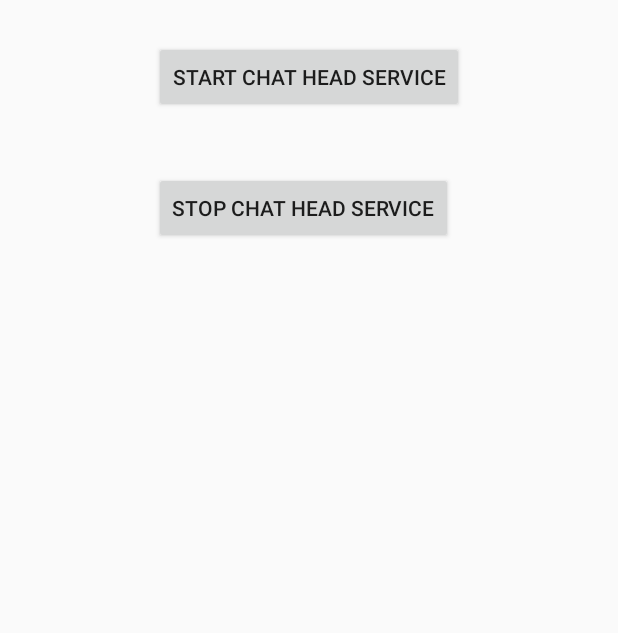
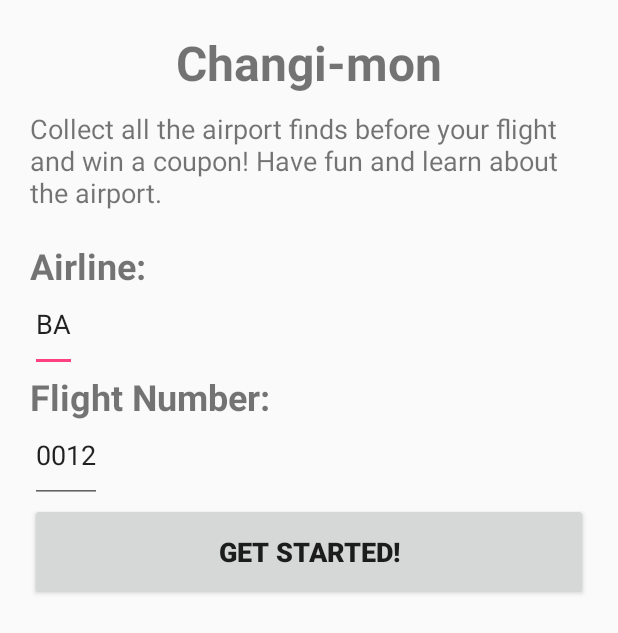
Before and after one commit to lnanek/changi-mon, an Android app: the screen it shows after launch (MainActivity before the commit, ViewFlightInfoActivity after it), on a phone screen of 412 x 824 dp. Shown: the top 633 px of the screen. Run offline under Robolectric (Android 15) with nearby library versions, the phone set to English and light mode, and no system bars; our stand-ins replace EventBus.

Commit message:
UI for flight info screen.

```diff
--- a/java_basic_examples/hello_motion_tracking/src/main/java/com/projecttango/examples/java/hellomotiontracking/CarrierRecord.java
+++ b/java_basic_examples/hello_motion_tracking/src/main/java/name/nanek/changimon/model/CarrierRecord.java
@@ -1,7 +1,7 @@
-package com.projecttango.examples.java.hellomotiontracking;
+package name.nanek.changimon.model;
 
 /**
- * Carrier part of FlightApiResponse.
+ * Carrier part of FlightRecordResponse.
  *
  * Created by Lance on 9/24/16.
  */
--- a/java_basic_examples/hello_motion_tracking/src/main/res/layout/activity_view_flight_info.xml
+++ b/java_basic_examples/hello_motion_tracking/src/main/res/layout/activity_view_flight_info.xml
@@ -1,12 +1,83 @@
 <?xml version="1.0" encoding="utf-8"?>
 <LinearLayout xmlns:android="http://schemas.android.com/apk/res/android"
-    android:orientation="vertical" android:layout_width="match_parent"
-    android:layout_height="match_parent">
+    android:orientation="vertical"
+    android:layout_width="match_parent"
+    android:layout_height="match_parent"
+    android:padding="20dp"
+    >
 
-   <TextView
-       android:id="@+id/flight_info"
-       android:layout_width="wrap_content"
-       android:layout_height="wrap_content"
-       android:text="Flight Info:" />
+    <TextView
+        android:layout_width="match_parent"
+        android:layout_height="wrap_content"
+        android:textSize="32sp"
+        android:textStyle="bold"
+        android:gravity="center"
+        android:text="Changi-mon"
+        android:paddingBottom="10dp"
+        />
+
+    <TextView
+        android:layout_width="wrap_content"
+        android:layout_height="wrap_content"
+        android:textSize="18sp"
+        android:text="Collect all the airport finds before your flight and win a coupon! Have fun and learn about the airport."
+        android:paddingBottom="20dp"
+        />
+
+    <TextView
+        android:layout_width="wrap_content"
+        android:layout_height="wrap_content"
+        android:textSize="24sp"
+        android:textStyle="bold"
+        android:gravity="center"
+        android:text="Airline:" />
+
+    <EditText
+        android:id="@+id/airline_edit_text"
+        android:layout_width="wrap_content"
+        android:layout_height="wrap_content"
+        android:textSize="18sp"
+        android:gravity="center"
+        android:text="BA"
+        android:paddingBottom="20dp"
+        />
+
+    <TextView
+        android:layout_width="wrap_content"
+        android:layout_height="wrap_content"
+        android:textSize="24sp"
+        android:textStyle="bold"
+        android:gravity="center"
+        android:text="Flight Number:" />
+
+    <EditText
+        android:id="@+id/flight_number_edit_text"
+        android:layout_width="wrap_content"
+        android:layout_height="wrap_content"
+        android:textSize="18sp"
+        android:gravity="center"
+        android:text="0012"
+        android:paddingBottom="20dp"
+        />
+
+    <Button
+        android:id="@+id/view_flight_info_button"
+        android:layout_width="match_parent"
+        android:layout_height="wrap_content"
+        android:textSize="18sp"
+        android:textStyle="bold"
+        android:gravity="center"
+        android:text="Get Started!"
+        android:paddingTop="20dp"
+        android:paddingBottom="20dp"
+        />
+
+    <TextView
+        android:id="@+id/flight_info"
+        android:layout_width="match_parent"
+        android:layout_height="wrap_content"
+        android:gravity="center"
+        android:text=""
+        />
 
 </LinearLayout>
```
Also changed, not shown: java_basic_examples/hello_motion_tracking/src/main/AndroidManifest.xml (+14 -15 lines), java_basic_examples/hello_motion_tracking/src/main/java/com/projecttango/examples/java/hellomotiontracking/ViewFlightInfoActivity.java (deleted, +0 -100 lines), java_basic_examples/hello_motion_tracking/src/main/java/com/projecttango/examples/java/hellomotiontracking/package-info.java (deleted, +0 -19 lines), java_basic_examples/hello_motion_tracking/src/main/java/name/nanek/changimon/DebugOverlayActivity.java (renamed from java_basic_examples/hello_motion_tracking/src/main/java/com/projecttango/examples/java/hellomotiontracking/FlightApiResponse.java, +29 -37 lines), java_basic_examples/hello_motion_tracking/src/main/java/name/nanek/changimon/ViewAirportMapActivity.java (renamed from java_basic_examples/hello_motion_tracking/src/main/java/com/projecttango/examples/java/hellomotiontracking/HelloMotionTrackingActivity.java, +7 -7 lines), java_basic_examples/hello_motion_tracking/src/main/java/name/nanek/changimon/ViewFlightInfoActivity.java (added, +144 -0 lines), java_basic_examples/hello_motion_tracking/src/main/java/name/nanek/changimon/model/FlightRecord.java (renamed from java_basic_examples/hello_motion_tracking/src/main/java/com/projecttango/examples/java/hellomotiontracking/FlightRecord.java, +6 -2 lines), java_basic_examples/hello_motion_tracking/src/main/java/name/nanek/changimon/model/FlightRecordRequest.java (added, +24 -0 lines), java_basic_examples/hello_motion_tracking/src/main/java/name/nanek/changimon/model/FlightRecordResponse.java (renamed from java_basic_examples/hello_motion_tracking/src/main/java/com/projecttango/examples/java/hellomotiontracking/MainActivity.java, +51 -28 lines), java_basic_examples/hello_motion_tracking/src/main/java/name/nanek/changimon/service/FlightRecordOverlayService.java (renamed from java_basic_examples/hello_motion_tracking/src/main/java/com/projecttango/examples/java/hellomotiontracking/ChatHeadService.java, +6 -5 lines), java_basic_examples/hello_motion_tracking/src/main/res/layout/activity_debug_overlay.xml (renamed from java_basic_examples/hello_motion_tracking/src/main/res/layout/activity_main.xml), java_basic_examples/hello_motion_tracking/src/main/res/layout/activity_view_airport_map.xml (renamed from java_basic_examples/hello_motion_tracking/src/main/res/layout/activity_motion_tracking.xml), 1 other file.
